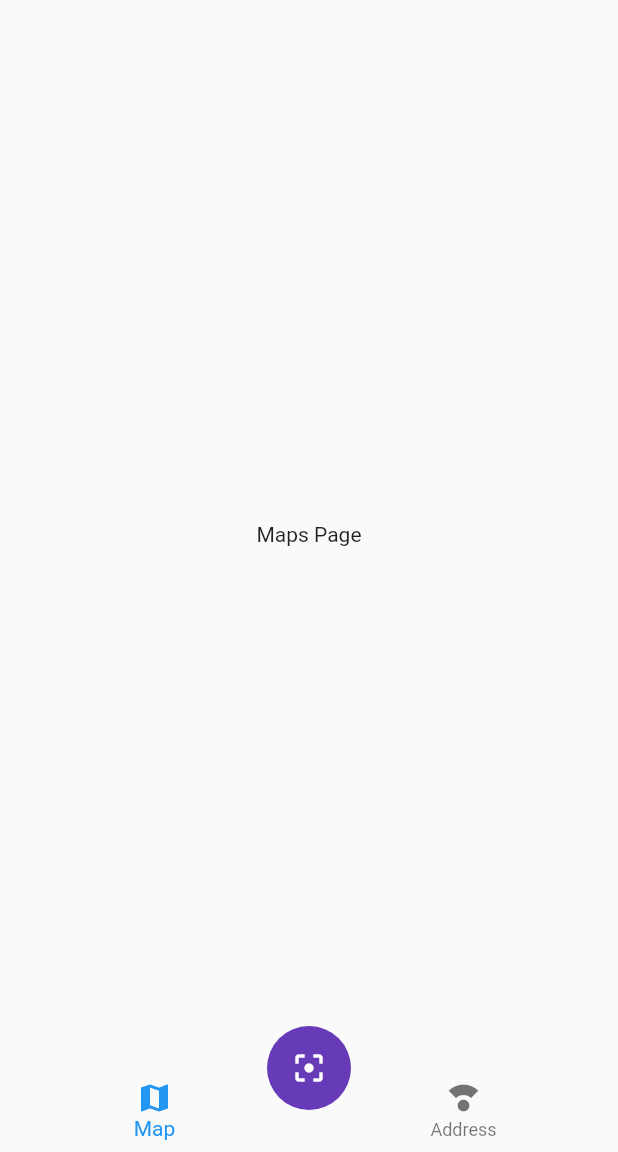
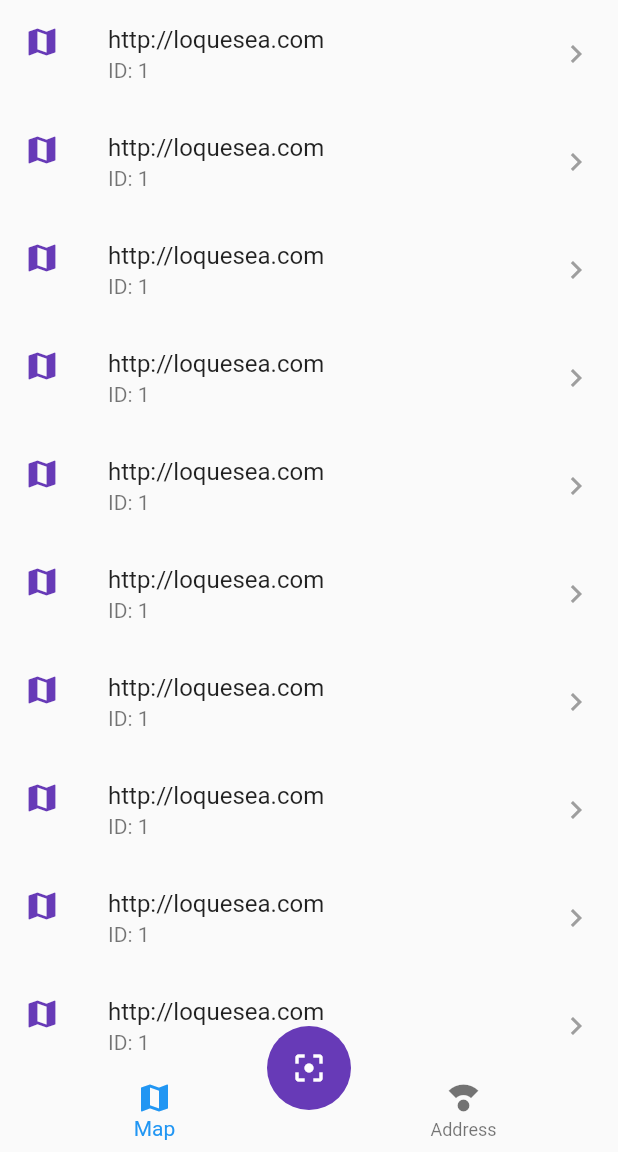
Before and after one commit to leolplex/QR-Reader, a Flutter app: the screen it shows after launch, on a phone screen of 412 x 824 dp, the part 84-1236 px from its top. Run offline on Flutter 3.47's test engine with Material 2 defaults, Android fonts, the phone set to English and light mode, and no system bars; our stand-ins replace sqflite; missing offline and left inert: flutter_barcode_scanner; accounts and stored records are empty.

Commit message:
Add shell map

```diff
--- a/lib/main.dart
+++ b/lib/main.dart
@@ -2,6 +2,7 @@ import 'package:flutter/material.dart';
 import 'package:provider/provider.dart';
 import 'package:qr_reader/pages/home_page.dart';
 import 'package:qr_reader/pages/map_page.dart';
+import 'package:qr_reader/providers/scan_list_provider.dart';
 import 'package:qr_reader/providers/ui_provider.dart';
 
 void main() => runApp(MyApp());
@@ -10,7 +11,10 @@ class MyApp extends StatelessWidget {
   @override
   Widget build(BuildContext context) {
     return MultiProvider(
-      providers: [ChangeNotifierProvider(create: (_) => UiProvider())],
+      providers: [
+        ChangeNotifierProvider(create: (_) => UiProvider()),
+        ChangeNotifierProvider(create: (_) => ScanListProvider())
+      ],
       child: MaterialApp(
         debugShowCheckedModeBanner: false,
         title: 'QR Reader',
--- a/lib/pages/maps_page.dart
+++ b/lib/pages/maps_page.dart
@@ -3,8 +3,20 @@ import 'package:flutter/material.dart';
 class MapsPage extends StatelessWidget {
   @override
   Widget build(BuildContext context) {
-    return Center(
-      child: Text('Maps Page'),
-    );
+    return ListView.builder(
+        itemCount: 10,
+        itemBuilder: (_, i) => ListTile(
+              leading: Icon(
+                Icons.map,
+                color: Theme.of(context).primaryColor,
+              ),
+              title: Text('http://loquesea.com'),
+              subtitle: Text('ID: 1'),
+              trailing: Icon(
+                Icons.keyboard_arrow_right,
+                color: Colors.grey,
+              ),
+              onTap: () => print('Abrir algo'),
+            ));
   }
 }
```
Also changed, not shown: lib/providers/scan_list_provider.dart (added, +42 -0 lines).
